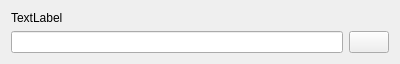
KDE/libdebconf-kde, file src/DebconfString.ui: the form before one commit.
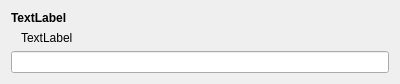
The form after the commit. Custom widgets are drawn as their Qt base class.

Commit message: Adding Messages.sh Show the extended description as a Label

Diff of the .ui file:
```diff
--- a/src/DebconfString.ui
+++ b/src/DebconfString.ui
@@ -7,7 +7,7 @@
     <x>0</x>
     <y>0</y>
     <width>400</width>
-    <height>52</height>
+    <height>66</height>
    </rect>
   </property>
   <property name="sizePolicy">
@@ -22,6 +22,12 @@
   <layout class="QGridLayout" name="gridLayout">
    <item row="0" column="0">
     <widget class="QLabel" name="descriptionL">
+     <property name="font">
+      <font>
+       <weight>75</weight>
+       <bold>true</bold>
+      </font>
+     </property>
      <property name="text">
       <string>TextLabel</string>
      </property>
@@ -33,31 +39,32 @@
      </property>
     </widget>
    </item>
-   <item row="1" column="0">
+   <item row="2" column="0">
     <widget class="KLineEdit" name="stringLE">
      <property name="showClearButton" stdset="0">
       <bool>true</bool>
      </property>
     </widget>
    </item>
-   <item row="1" column="1">
-    <widget class="KPushButton" name="helpPB">
-     <property name="sizePolicy">
-      <sizepolicy hsizetype="Fixed" vsizetype="Fixed">
-       <horstretch>0</horstretch>
-       <verstretch>0</verstretch>
-      </sizepolicy>
+   <item row="1" column="0">
+    <widget class="QLabel" name="extendedDescriptionL">
+     <property name="text">
+      <string>TextLabel</string>
+     </property>
+     <property name="wordWrap">
+      <bool>true</bool>
+     </property>
+     <property name="indent">
+      <number>10</number>
+     </property>
+     <property name="buddy">
+      <cstring>multiselectLV</cstring>
      </property>
     </widget>
    </item>
   </layout>
  </widget>
  <customwidgets>
-  <customwidget>
-   <class>KPushButton</class>
-   <extends>QPushButton</extends>
-   <header>kpushbutton.h</header>
-  </customwidget>
   <customwidget>
    <class>KLineEdit</class>
    <extends>QLineEdit</extends>
```
The commit also changes 15 other files.
